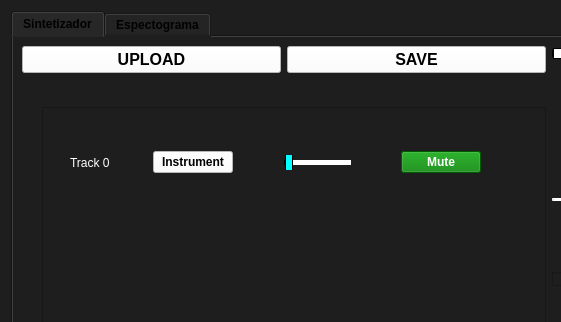
The window that Frontend/Designer/menu.ui (odevincenti/ASSD_TP2) describes before a commit, drawn with Qt 5; both pictures show x 0 to 561 and y 0 to 322 of the 1141 by 704 pixel window.
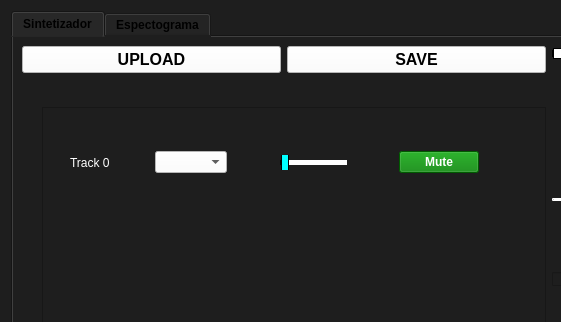
The same window after the commit. Icons and pictures are not drawn. Custom widgets are drawn as their Qt base class.

Commit message: convertir track y menu

```diff
--- a/Frontend/Designer/menu.ui
+++ b/Frontend/Designer/menu.ui
@@ -165,20 +165,11 @@
                               </spacer>
                              </item>
                              <item>
-                              <widget class="QPushButton" name="pushButton_instrument_track0">
-                               <property name="font">
-                                <font>
-                                 <weight>75</weight>
-                                 <bold>true</bold>
-                                </font>
-                               </property>
+                              <widget class="QComboBox" name="comboBox_track0">
                                <property name="styleSheet">
                                 <string notr="true">background:white;
 color:black;</string>
                                </property>
-                               <property name="text">
-                                <string>Instrument</string>
-                               </property>
                               </widget>
                              </item>
                              <item>
```
The commit also changes 2 other files.
